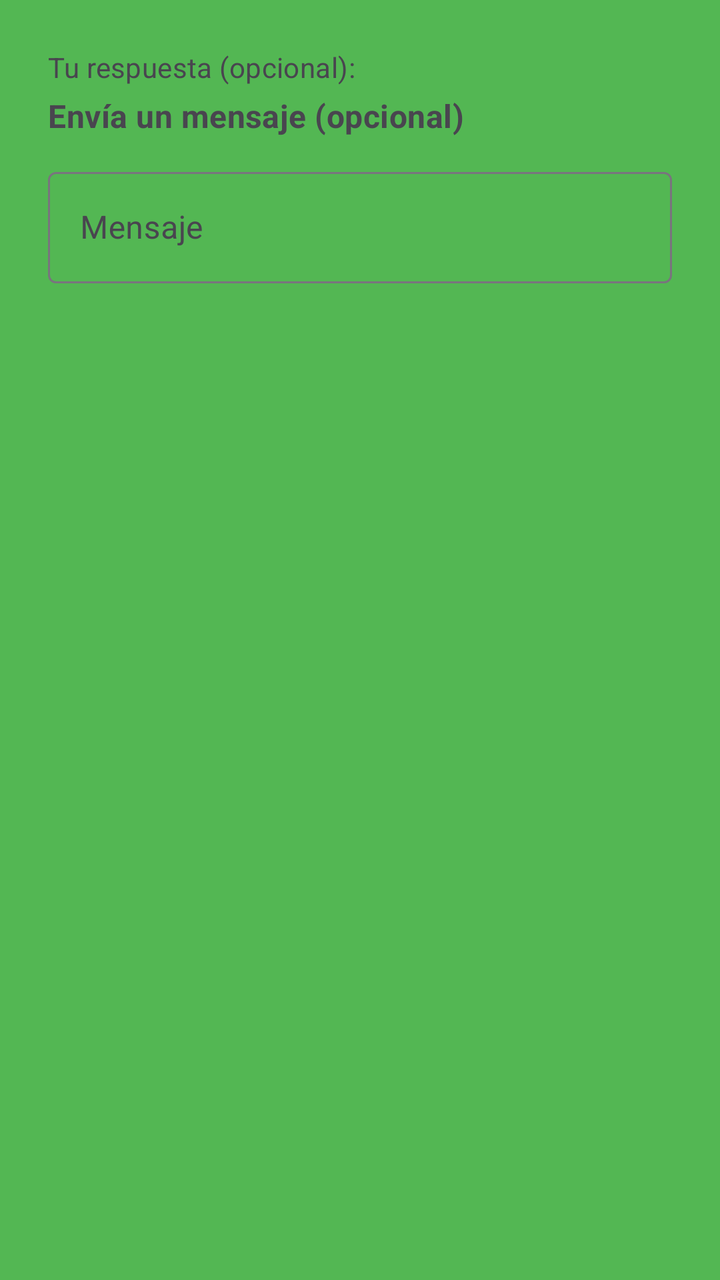
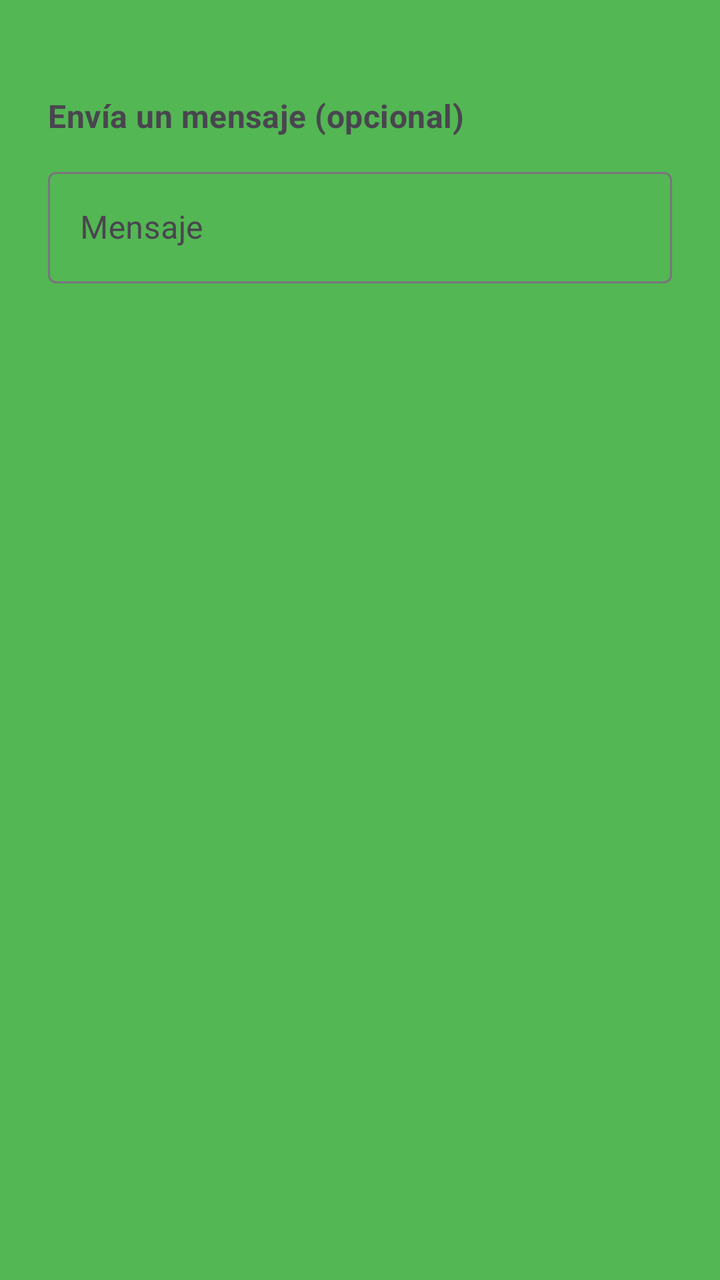

Compare the two renders of this Android layout. The source of the first and the diff that turns it into the second are given below.
<!-- AndroidManifest.xml: application theme Theme.Proyecto_DAM_202510 -->
<!-- res/layout/dialog_mensaje_intercambio.xml -->
<?xml version="1.0" encoding="utf-8"?>
<LinearLayout xmlns:android="http://schemas.android.com/apk/res/android"
    android:layout_width="match_parent"
    android:layout_height="wrap_content"
    android:orientation="vertical"
    android:padding="24dp">

    <TextView
        android:id="@+id/tvMensajeRecibido"
        android:layout_width="match_parent"
        android:layout_height="wrap_content"
        android:text="Mensaje del usuario"
        android:textStyle="italic"
        android:textColor="@android:color/black"

        android:padding="12dp"
        android:layout_marginBottom="16dp"
        android:visibility="gone" />

    <TextView
        android:layout_width="wrap_content"
        android:layout_height="wrap_content"
        android:text="Tu respuesta (opcional):"
        android:layout_marginBottom="4dp"/>
    <TextView
        android:id="@+id/tvTituloDialogo"
        android:layout_width="match_parent"
        android:layout_height="wrap_content"
        android:text="Envía un mensaje (opcional)"
        android:textSize="16sp"
        android:textStyle="bold"
        android:layout_marginBottom="12dp"/>

    <com.google.android.material.textfield.TextInputLayout
        android:layout_width="match_parent"
        android:layout_height="wrap_content"
        android:hint="Mensaje">

        <com.google.android.material.textfield.TextInputEditText
            android:id="@+id/etMensaje"
            android:layout_width="match_parent"
            android:layout_height="wrap_content"
            android:textColor="@android:color/black"
            android:inputType="textMultiLine|textCapSentences"
            android:maxLines="3" />

    </com.google.android.material.textfield.TextInputLayout>

</LinearLayout>
<!-- resources referenced by this layout -->
<resources>
  <style name="Theme.Proyecto_DAM_202510" parent="Base.Theme.Proyecto_DAM_202510">
  
      <item name="colorPrimary">@color/back3</item>
      <item name="colorSecondary">@color/back2</item>
      <item name="android:statusBarColor">?attr/colorPrimaryVariant</item>
          <item name="colorSurface">@color/back2</item>
          <item name="colorOnSurface">@color/white</item>
          <item name="android:colorBackground">@color/back5</item>
      <item name="fontFamily">@font/gaegu_regular</item>
  
      <item name="android:letterSpacing">0.01</item>
      </style>
  <style name="Base.Theme.Proyecto_DAM_202510" parent="Theme.Material3.DayNight.NoActionBar">
          
          <item name="materialButtonStyle">@style/Botones</item>
      </style>
  <color name="back3">#007961</color>
  <color name="back2">#A246B7</color>
  <color name="white">#FFFFFFFF</color>
  <color name="back5">#53B753</color>
  <style name="Botones" parent="ShapeAppearanceOverlay.Material3.Button">
          <item name="fontFamily">@font/gaegu_bold </item>
          <item name="cornerRadius">12dp</item>
          <item name="android:textSize">16dp</item>
          <item name="android:backgroundTint">@color/white</item>
          <item name="android:textColor">@color/back3</item>
          <item name="android:textAlignment">center</item>
          <item name="android:paddingStart">24dp</item>
          <item name="android:paddingEnd">24dp</item>
  
          <item name="android:paddingTop">12dp</item>
          <item name="android:paddingBottom">12dp</item>
  
  
  
  
      &gt;</style>
</resources>

<!-- the commit's change to res/layout/dialog_mensaje_intercambio.xml (unified diff, before → after) -->
@@ -18,9 +18,9 @@
         android:visibility="gone" />
 
     <TextView
+        android:id="@+id/tvMensaje"
         android:layout_width="wrap_content"
         android:layout_height="wrap_content"
-        android:text="Tu respuesta (opcional):"
         android:layout_marginBottom="4dp"/>
     <TextView
         android:id="@+id/tvTituloDialogo"
